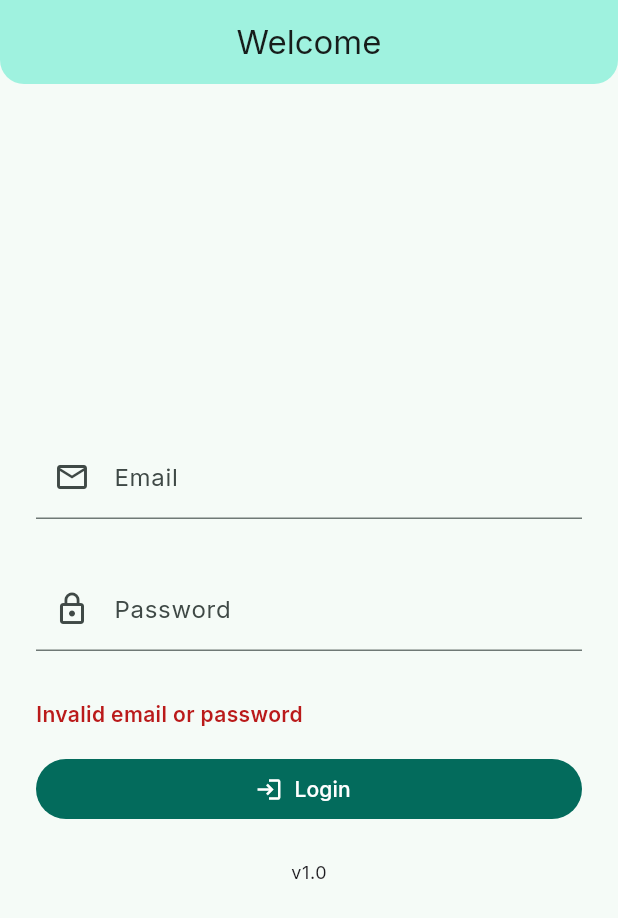
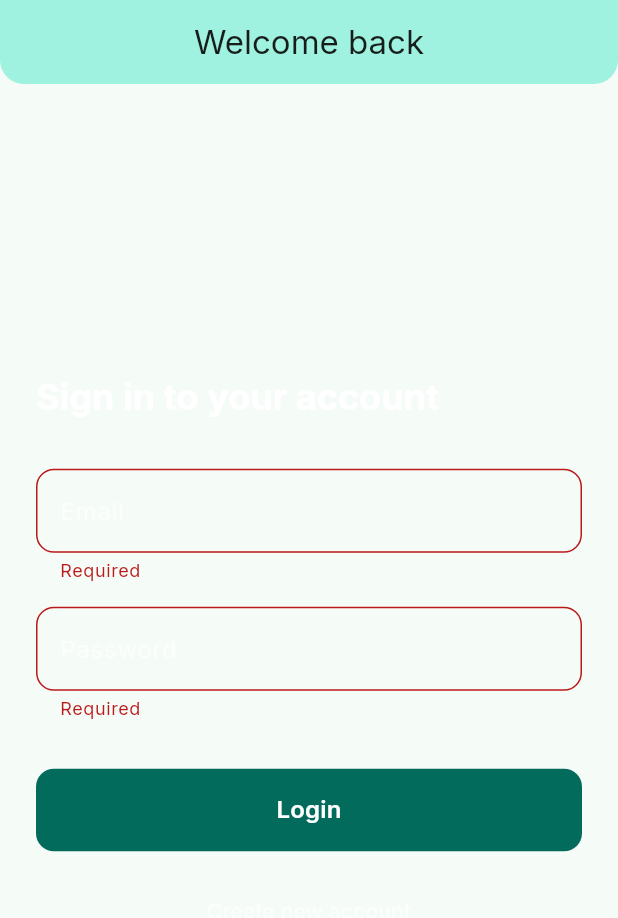
Before and after one commit to LawkZanyar/FreshCart, a Flutter app: the screen it shows after launch, after a tap on "Login", on a phone screen of 412 x 824 dp. Shown: the top 918 px of the screen. Run offline on Flutter 3.47's test engine with Material 3 defaults, Android fonts, the phone set to English and light mode, and no system bars; our stand-ins replace cloud_firestore, dots_indicator, firebase_auth, firebase_core, google_fonts, persistent_bottom_nav_bar_v2 and 1 more; accounts and stored records are empty.

Commit message:
SCRUM-46 Create register screen and hook up login screen to the service

```diff
--- a/fresh_cart_grocery_app/lib/screens/login_screen.dart
+++ b/fresh_cart_grocery_app/lib/screens/login_screen.dart
@@ -1,6 +1,7 @@
 import 'package:flutter/material.dart';
+import 'package:cloud_firestore/cloud_firestore.dart';
 import '../routes/routes.dart';
-import '../dummy_data/dummy_data.dart';
+import '../services/auth_services.dart';
 
 class LoginScreen extends StatefulWidget {
   const LoginScreen({super.key});
@@ -10,107 +11,187 @@ class LoginScreen extends StatefulWidget {
 }
 
 class _LoginScreenState extends State<LoginScreen> {
-  final _emailController = TextEditingController();
-  final _passwordController = TextEditingController();
+  final _formKey = GlobalKey<FormState>();
+  final _email = TextEditingController();
+  final _pass = TextEditingController();
+  final _auth = AuthService();
+  final _db = FirebaseFirestore.instance;
+  bool _loading = false;
   String? _errorMessage;
 
   @override
   void dispose() {
-    _emailController.dispose();
-    _passwordController.dispose();
+    _email.dispose();
+    _pass.dispose();
     super.dispose();
   }
 
-  void _attemptLogin() {
-    final email = _emailController.text.trim();
-    final password = _passwordController.text;
+  Future<void> _login() async {
+    if (!_formKey.currentState!.validate()) return;
 
-    final user = LoginData.validateCredentials(email, password);
-    if (user == null) {
-      setState(() => _errorMessage = 'Invalid email or password');
-      return;
+    setState(() {
+      _loading = true;
+      _errorMessage = null;
+    });
+    final error = await _auth.login(_email.text.trim(), _pass.text.trim());
+    setState(() => _loading = false);
+
+    if (!mounted) return;
+    if (error == null) {
+      await _routeAfterLogin();
+    } else {
+      setState(() => _errorMessage = 'Incorrect Email/Password');
+    }
   }
 
-    setState(() => _errorMessage = null);
-    final role = user['role'];
-    final name = user['name'] ?? LoginData.extractUsernameFromEmail(email);
-
-    if (role == 'customer') {
-      Navigator.pushReplacementNamed(
-        context,
-        AppRoutes.customerHome,
-        arguments: name,
-      );
-    } else {
-      Navigator.pushReplacementNamed(context, AppRoutes.ownerDashboard);
-    }
+  Future<void> _routeAfterLogin() async {
+    final user = _auth.currentUser;
+    if (user == null) return;
+    // If this user owns a shop, route to owner shell; otherwise customer shell.
+    final shopSnap = await _db
+        .collection('shops')
+        .where('ownerId', isEqualTo: user.uid)
+        .limit(1)
+        .get();
+    final route = shopSnap.docs.isNotEmpty
+        ? AppRoutes.ownerShell
+        : AppRoutes.customerShell;
+    if (!mounted) return;
+    Navigator.pushReplacementNamed(context, route);
   }
 
   @override
   Widget build(BuildContext context) {
+    final theme = Theme.of(context);
     return Scaffold(
-      appBar: AppBar(
-        automaticallyImplyLeading: false,
-        title: const Text('Welcome'),
-      ),
+      appBar: AppBar(title: const Text('Welcome back')),
       body: Center(
         child: SingleChildScrollView(
           padding: const EdgeInsets.all(24),
           child: ConstrainedBox(
             constraints: const BoxConstraints(maxWidth: 400),
+            child: Form(
+              key: _formKey,
               child: Column(
                 crossAxisAlignment: CrossAxisAlignment.stretch,
                 children: [
-                TextFormField(
-                  controller: _emailController,
-                  keyboardType: TextInputType.emailAddress,
-                  decoration: const InputDecoration(
-                    labelText: 'Email',
-                    hintText: 'your_email@gmail.com',
-                    prefixIcon: Icon(Icons.email_outlined)
+                  Text(
+                    'Sign in to your account',
+                    style: theme.textTheme.headlineSmall?.copyWith(
+                      fontWeight: FontWeight.bold,
+                      color: Colors.white,
                     ),
                   ),
-                const SizedBox(height: 32,),
-
+                  const SizedBox(height: 32),
                   TextFormField(
-                  controller: _passwordController,
+                    controller: _email,
+                    keyboardType: TextInputType.emailAddress,
+                    style: const TextStyle(color: Colors.white),
+                    decoration: InputDecoration(
+                      labelText: 'Email',
+                      labelStyle: const TextStyle(color: Colors.white70),
+                      border: OutlineInputBorder(
+                        borderRadius: BorderRadius.circular(12),
+                      ),
+                      enabledBorder: OutlineInputBorder(
+                        borderRadius: BorderRadius.circular(12),
+                        borderSide: const BorderSide(color: Colors.white24),
+                      ),
+                      focusedBorder: OutlineInputBorder(
+                        borderRadius: BorderRadius.circular(12),
+                        borderSide: BorderSide(color: theme.colorScheme.primary, width: 2),
+                      ),
+                    ),
+                    validator: (v) =>
+                        v == null || v.isEmpty ? 'Required' : null,
+                  ),
+                  const SizedBox(height: 16),
+                  TextFormField(
+                    controller: _pass,
                     obscureText: true,
+                    style: const TextStyle(color: Colors.white),
                     decoration: InputDecoration(
                       labelText: 'Password',
-                    hintText: 'write your password here...',
-                    hintStyle: TextStyle(
-                      color: Theme.of(context).hintColor.withOpacity(0.6),
+                      labelStyle: const TextStyle(color: Colors.white70),
+                      border: OutlineInputBorder(
+                        borderRadius: BorderRadius.circular(12),
                       ),
-                    prefixIcon: const Icon(Icons.lock_outline),
+                      enabledBorder: OutlineInputBorder(
+                        borderRadius: BorderRadius.circular(12),
+                        borderSide: const BorderSide(color: Colors.white24),
+                      ),
+                      focusedBorder: OutlineInputBorder(
+                        borderRadius: BorderRadius.circular(12),
+                        borderSide: BorderSide(color: theme.colorScheme.primary, width: 2),
                       ),
                     ),
-                const SizedBox(height: 32,),
-
+                    validator: (v) =>
+                        v == null || v.isEmpty ? 'Required' : null,
+                  ),
                   if (_errorMessage != null) ...[
-                  Text(
+                    const SizedBox(height: 8),
+                    Container(
+                      padding: const EdgeInsets.symmetric(horizontal: 12, vertical: 8),
+                      decoration: BoxDecoration(
+                        color: theme.colorScheme.error.withOpacity(0.15),
+                        borderRadius: BorderRadius.circular(8),
+                        border: Border.all(
+                          color: theme.colorScheme.error.withOpacity(0.3),
+                        ),
+                      ),
+                      child: Text(
                         _errorMessage!,
                         style: TextStyle(
-                      color: Theme.of(context).colorScheme.error,
+                          color: theme.colorScheme.error,
+                          fontSize: 14,
+                          fontWeight: FontWeight.w500,
+                        ),
+                      ),
+                    ),
+                  ],
+                  const SizedBox(height: 32),
+                  FilledButton(
+                    onPressed: _loading ? null : _login,
+                    style: FilledButton.styleFrom(
+                      padding: const EdgeInsets.symmetric(vertical: 16),
+                      shape: RoundedRectangleBorder(
+                        borderRadius: BorderRadius.circular(12),
+                      ),
+                    ),
+                    child: _loading
+                        ? const SizedBox(
+                            width: 20,
+                            height: 20,
+                            child: CircularProgressIndicator(
+                              strokeWidth: 2,
+                              valueColor: AlwaysStoppedAnimation<Color>(Colors.white),
+                            ),
+                          )
+                        : const Text(
+                            'Login',
+                            style: TextStyle(
+                              fontSize: 16,
                               fontWeight: FontWeight.w600,
                             ),
                           ),
+                  ),
                   const SizedBox(height: 16),
-                ],
-
-                FilledButton.icon(
-                  onPressed: _attemptLogin,
-                  icon: const Icon(Icons.login),
-                  label: const Text('Login'),
+                  TextButton(
+                    onPressed: () =>
+                        Navigator.pushNamed(context, AppRoutes.register),
+                    child: const Text(
+                      'Create new account',
+                      style: TextStyle(
+                        color: Colors.white70,
+                        fontSize: 14,
                       ),
-                const SizedBox(height: 24,),
-
-                Center(
-                  child: Text('v1.0', style: Theme.of(context).textTheme.bodySmall,),
-                )
+                    ),
+                  ),
                 ],
               ),
             ),
-        )
+          ),
+        ),
       ),
     );
   }
```
Also changed, not shown: fresh_cart_grocery_app/lib/routes/routes.dart (+33 -2 lines), fresh_cart_grocery_app/lib/screens/register_screen.dart (added, +255 -0 lines). Lines whose indentation alone changed are shown as unchanged.
